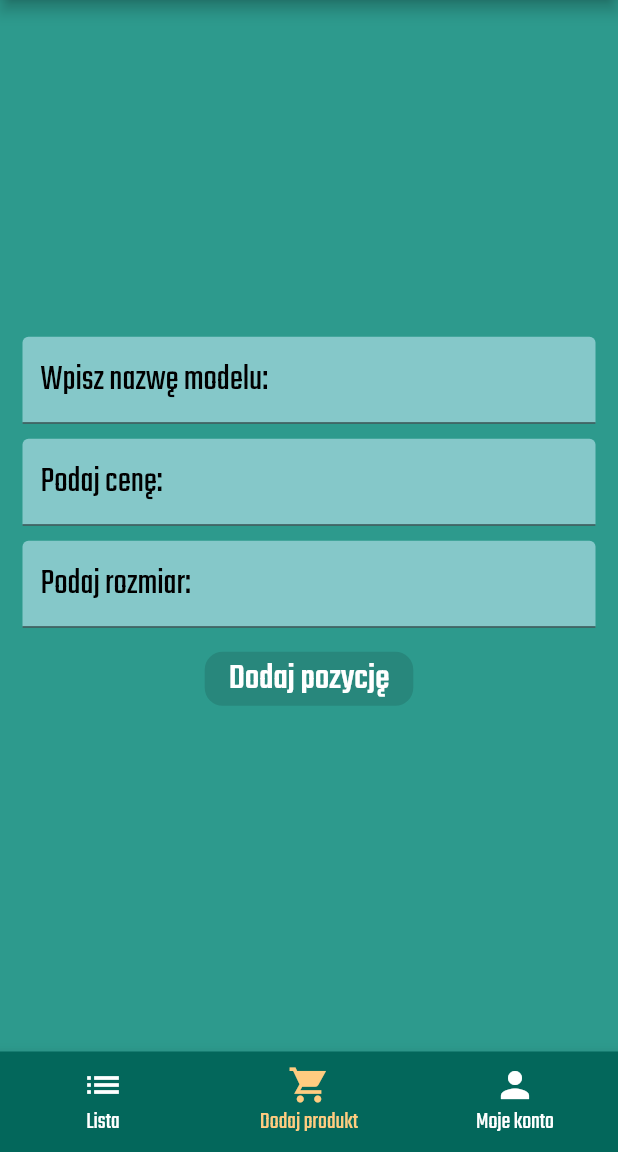
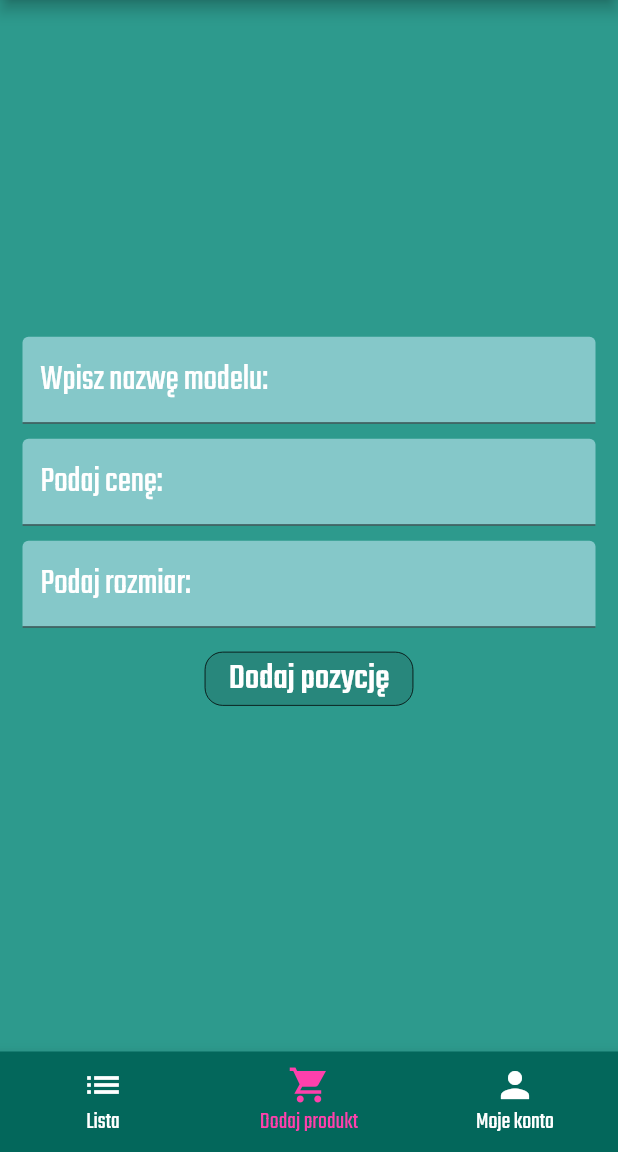
Before and after one commit to kubaolszewski/sneaky_shopper, a Flutter app: the HomePage screen opened directly with empty values, item 2 of the bottom bar chosen, on a phone screen of 412 x 824 dp, the part 84-1236 px from its top. Run offline on Flutter 3.47's test engine with Material 2 defaults, Android fonts, the phone set to English and light mode, and no system bars; our stand-ins replace bloc, cloud_firestore, firebase_auth, firebase_core, google_fonts, iconsax; accounts and stored records are empty.

Commit message:
Add minor visual changes

```diff
--- /dev/null
+++ b/lib/app/features/home/add_product_page/add_product_page_content.dart
@@ -0,0 +1,104 @@
+import 'package:cloud_firestore/cloud_firestore.dart';
+import 'package:flutter/material.dart';
+import 'package:google_fonts/google_fonts.dart';
+
+class AddProductPageContent extends StatefulWidget {
+  const AddProductPageContent({
+    required this.onSave,
+    Key? key,
+  }) : super(key: key);
+
+  final Function onSave;
+
+  @override
+  State<AddProductPageContent> createState() => _AddProductPageContentState();
+}
+
+class _AddProductPageContentState extends State<AddProductPageContent> {
+  var name = '';
+  var price = '';
+  var size = '';
+
+  @override
+  Widget build(BuildContext context) {
+    return Center(
+      child: Padding(
+        padding: const EdgeInsets.all(15.0),
+        child: Column(
+          mainAxisAlignment: MainAxisAlignment.center,
+          children: [
+            TextField(
+              decoration: InputDecoration(
+                filled: true,
+                fillColor: const Color(0xff85c8c9),
+                hintText: 'Wpisz nazwę modelu:',
+                hintStyle: GoogleFonts.teko(color: Colors.white, fontSize: 24),
+              ),
+              onChanged: (newValue) {
+                setState(() {
+                  name = newValue;
+                });
+              },
+            ),
+            const SizedBox(height: 10),
+            TextField(
+              decoration: InputDecoration(
+                filled: true,
+                fillColor: const Color(0xff85c8c9),
+                hintText: 'Podaj cenę:',
+                hintStyle: GoogleFonts.teko(color: Colors.white, fontSize: 24),
+              ),
+              onChanged: (newValue) {
+                setState(() {
+                  price = newValue;
+                });
+              },
+            ),
+            const SizedBox(height: 10),
+            TextField(
+              decoration: InputDecoration(
+                filled: true,
+                fillColor: const Color(0xff85c8c9),
+                hintText: 'Podaj rozmiar:',
+                hintStyle: GoogleFonts.teko(color: Colors.white, fontSize: 24),
+              ),
+              onChanged: (newValue) {
+                setState(() {
+                  size = newValue;
+                });
+              },
+            ),
+            const SizedBox(height: 10),
+            ElevatedButton(
+              style: ElevatedButton.styleFrom(
+                side: const BorderSide(
+                  color: Colors.black,
+                  width: 0.5,
+                ),
+                // disabledBackgroundColor: const Color(0xffff97d0),
+                shape: RoundedRectangleBorder(
+                  borderRadius: BorderRadius.circular(12),
+                ),
+                backgroundColor: const Color(0xffff40ac),
+              ),
+              onPressed: name.isEmpty || price.isEmpty || size.isEmpty
+                  ? null
+                  : () {
+                      FirebaseFirestore.instance.collection('shoes').add({
+                        'name': name,
+                        'price': price,
+                        'size': size,
+                      });
+                      widget.onSave();
+                    },
+              child: Text(
+                'Dodaj pozycję',
+                style: GoogleFonts.teko(color: Colors.white, fontSize: 24),
+              ),
+            )
+          ],
+        ),
+      ),
+    );
+  }
+}
--- a/lib/app/home/home_page.dart
+++ b/lib/app/features/home/home_page.dart
@@ -1,9 +1,9 @@
 import 'package:firebase_auth/firebase_auth.dart';
 import 'package:flutter/material.dart';
 import 'package:google_fonts/google_fonts.dart';
-import 'package:sneaky_shopper/app/home/add_product_page/add_product_page_content.dart';
-import 'package:sneaky_shopper/app/home/list_page/list_page_content.dart';
-import 'package:sneaky_shopper/app/home/my_account/my_account_page_content.dart';
+import 'package:sneaky_shopper/app/features/home/add_product_page/add_product_page_content.dart';
+import 'package:sneaky_shopper/app/features/home/list_page/list_page_content.dart';
+import 'package:sneaky_shopper/app/features/home/my_account/my_account_page_content.dart';
 
 class HomePage extends StatefulWidget {
   const HomePage({
@@ -27,10 +27,7 @@ class _HomePageState extends State<HomePage> {
         backgroundColor: const Color(0xff03675B),
         title: Text(
           'Sneaky Shopper',
-          style: GoogleFonts.teko(
-            color: Colors.white,
-            fontSize: 36,
-          ),
+          style: GoogleFonts.teko(color: Colors.white, fontSize: 36),
         ),
         leading: null,
         automaticallyImplyLeading: false,
@@ -59,7 +56,7 @@ class _HomePageState extends State<HomePage> {
         child: BottomNavigationBar(
           selectedLabelStyle: GoogleFonts.teko(fontSize: 16),
           unselectedLabelStyle: GoogleFonts.teko(fontSize: 16),
-          selectedItemColor: Colors.orange[200],
+          selectedItemColor: const Color(0xffff40ac),
           unselectedItemColor: Colors.white,
           currentIndex: currentIndex,
           onTap: (newIndex) {
--- a/lib/app/home/list_page/list_page_content.dart
+++ b/lib/app/features/home/list_page/list_page_content.dart
@@ -1,7 +1,7 @@
 import 'package:cloud_firestore/cloud_firestore.dart';
 import 'package:flutter/material.dart';
 import 'package:google_fonts/google_fonts.dart';
-import 'package:sneaky_shopper/app/home/list_page/productWidget.dart';
+import 'package:sneaky_shopper/app/features/home/list_page/productWidget.dart';
 // import 'package:sneaky_shopper/app/home/add_product_page/add_product_page_content.dart';
 
 class ListPageContent extends StatelessWidget {
--- a/lib/app/home/root_page.dart
+++ b/lib/app/features/home/root_page.dart
@@ -1,7 +1,7 @@
 import 'package:flutter/material.dart';
 import 'package:firebase_auth/firebase_auth.dart';
-import 'package:sneaky_shopper/app/home/home_page.dart';
-import 'package:sneaky_shopper/app/login/login_page.dart';
+import 'package:sneaky_shopper/app/features/home/home_page.dart';
+import 'package:sneaky_shopper/app/features/login/login_page.dart';
 
 class RootPage extends StatelessWidget {
   const RootPage({
--- a/lib/app/home/add_product_page/add_product_page_content.dart
+++ /dev/null
@@ -1,94 +0,0 @@
-import 'package:cloud_firestore/cloud_firestore.dart';
-import 'package:flutter/material.dart';
-import 'package:google_fonts/google_fonts.dart';
-
-class AddProductPageContent extends StatefulWidget {
-  const AddProductPageContent({
-    required this.onSave,
-    Key? key,
-  }) : super(key: key);
-
-  final Function onSave;
-
-  @override
-  State<AddProductPageContent> createState() => _AddProductPageContentState();
-}
-
-class _AddProductPageContentState extends State<AddProductPageContent> {
-  var name = '';
-  var price = '';
-  var size = '';
-
-  @override
-  Widget build(BuildContext context) {
-    return Center(
-      child: Padding(
-        padding: const EdgeInsets.all(15.0),
-        child: Column(
-          mainAxisAlignment: MainAxisAlignment.center,
-          children: [
-            TextField(
-              decoration: InputDecoration(
-                  filled: true,
-                  fillColor: const Color(0xff85c8c9),
-                  hintText: 'Wpisz nazwę modelu:',
-                  hintStyle:
-                      GoogleFonts.teko(color: Colors.black, fontSize: 24)),
-              onChanged: (newValue) {
-                setState(() {
-                  name = newValue;
-                });
-              },
-            ),
-            const SizedBox(height: 10),
-            TextField(
-              decoration: InputDecoration(
-                  filled: true,
-                  fillColor: const Color(0xff85c8c9),
-                  hintText: 'Podaj cenę:',
-                  hintStyle:
-                      GoogleFonts.teko(color: Colors.black, fontSize: 24)),
-              onChanged: (newValue) {
-                setState(() {
-                  price = newValue;
-                });
-              },
-            ),
-            const SizedBox(height: 10),
-            TextField(
-              decoration: InputDecoration(
-                  filled: true,
-                  fillColor: const Color(0xff85c8c9),
-                  hintText: 'Podaj rozmiar:',
-                  hintStyle:
-                      GoogleFonts.teko(color: Colors.black, fontSize: 24)),
-              onChanged: (newValue) {
-                setState(() {
-                  size = newValue;
-                });
-              },
-            ),
-            const SizedBox(height: 10),
-            ElevatedButton(
-                style: ElevatedButton.styleFrom(
-                    shape: RoundedRectangleBorder(
-                        borderRadius: BorderRadius.circular(12)),
-                    backgroundColor: const Color(0xff11DDC4)),
-                onPressed: name.isEmpty || price.isEmpty || size.isEmpty
-                    ? null
-                    : () {
-                        FirebaseFirestore.instance.collection('shoes').add({
-                          'name': name,
-                          'price': price,
-                          'size': size,
-                        });
-                        widget.onSave();
-                      },
-                child: Text('Dodaj pozycję',
-                    style: GoogleFonts.teko(color: Colors.white, fontSize: 24)))
-          ],
-        ),
-      ),
-    );
-  }
-}
--- a/pubspec.yaml
+++ b/pubspec.yaml
@@ -41,6 +41,8 @@ dependencies:
   firebase_core: ^2.1.1
   cloud_firestore: ^4.0.4
   firebase_auth: ^4.1.3
+  bloc: ^8.1.0
+  meta: ^1.8.0
 
 dev_dependencies:
   flutter_test:
```
Also changed, not shown: lib/app/features/home/list_page/cubit/list_page_cubit.dart (added, +14 -0 lines), lib/app/features/home/list_page/cubit/list_page_state.dart (added, +10 -0 lines), lib/app/features/home/my_account/my_account_page_content.dart (renamed from lib/app/home/my_account/my_account_page_content.dart, +17 -26 lines), lib/app/features/login/login_page.dart (renamed from lib/app/login/login_page.dart, +44 -20 lines), lib/main.dart (+9 -10 lines), lib/app/features/home/list_page/productWidget.dart (renamed from lib/app/home/list_page/productWidget.dart), pubspec.lock.
